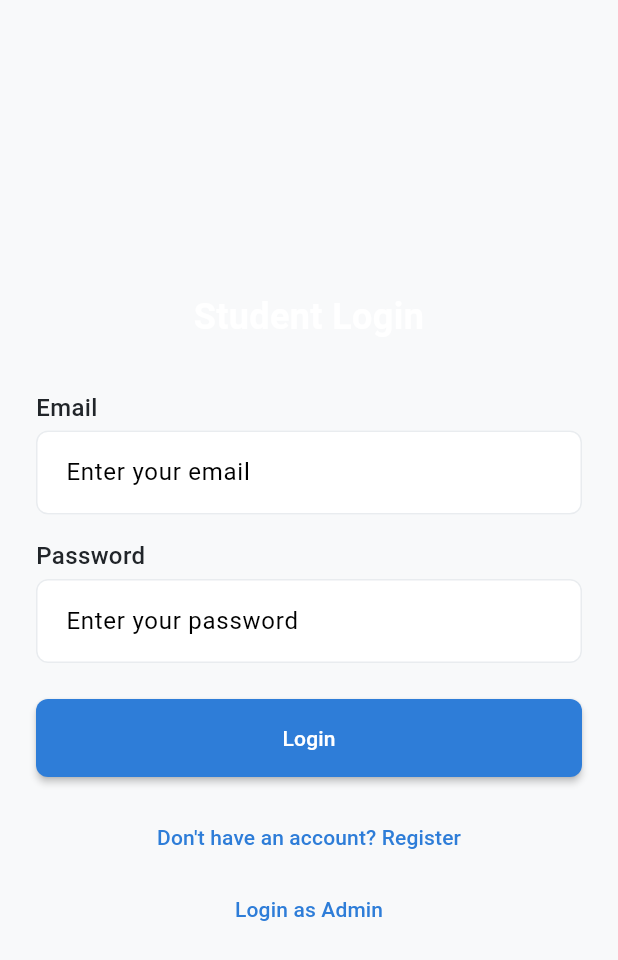
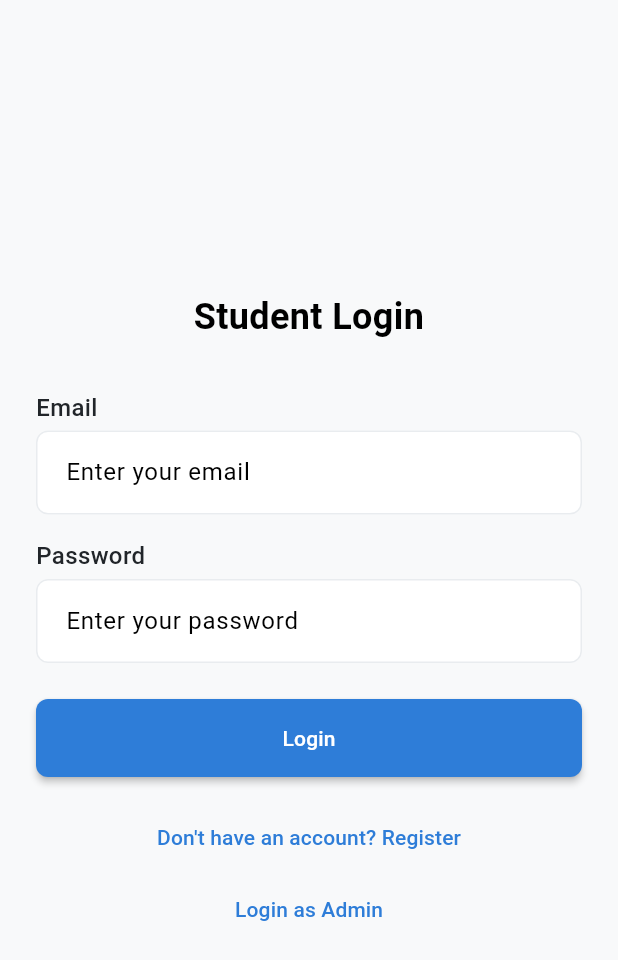
Before and after one commit to jerian-tgg/election, a Flutter app: the screen it shows after launch, after a tap on "Register", after a tap on "Already have an account? Login", on a phone screen of 412 x 824 dp. Shown: the top 960 px of the screen. Run offline on Flutter 3.47's test engine with Material 3 defaults, Android fonts, the phone set to English and light mode, and no system bars; our stand-ins replace fl_chart.

Commit message:
color corrected (again)

```diff
--- a/lib/features/auth/login_student/login_student_screen.dart
+++ b/lib/features/auth/login_student/login_student_screen.dart
@@ -50,7 +50,7 @@ class _LoginStudentScreenState extends State<LoginStudentScreen> {
                 children: [
                   Text(
                     'Student Login',
-                    style: AppTheme.headingStyle,
+                    style: AppTheme.headingStyle.copyWith(color: Colors.black),
                     textAlign: TextAlign.center,
                   ),
                   const SizedBox(height: AppTheme.spacingXL),
--- a/lib/features/auth/register/register_screen.dart
+++ b/lib/features/auth/register/register_screen.dart
@@ -56,7 +56,7 @@ class _RegisterScreenState extends State<RegisterScreen> {
                 children: [
                   Text(
                     'Create Account',
-                    style: AppTheme.headingStyle,
+                    style: AppTheme.headingStyle.copyWith(color: Colors.black),
                     textAlign: TextAlign.center,
                   ),
                   const SizedBox(height: AppTheme.spacingXL),
--- a/lib/features/notifications/notifications_screen.dart
+++ b/lib/features/notifications/notifications_screen.dart
@@ -112,7 +112,7 @@ class _NotificationsScreenState extends State<NotificationsScreen> {
           const SizedBox(height: AppTheme.spacingM),
           Text(
             'No Notifications',
-            style: AppTheme.headingStyle,
+            style: AppTheme.headingStyle.copyWith(color: Colors.black),
           ),
           const SizedBox(height: AppTheme.spacingS),
           Text(
```
Lines whose indentation alone changed are shown as unchanged.
